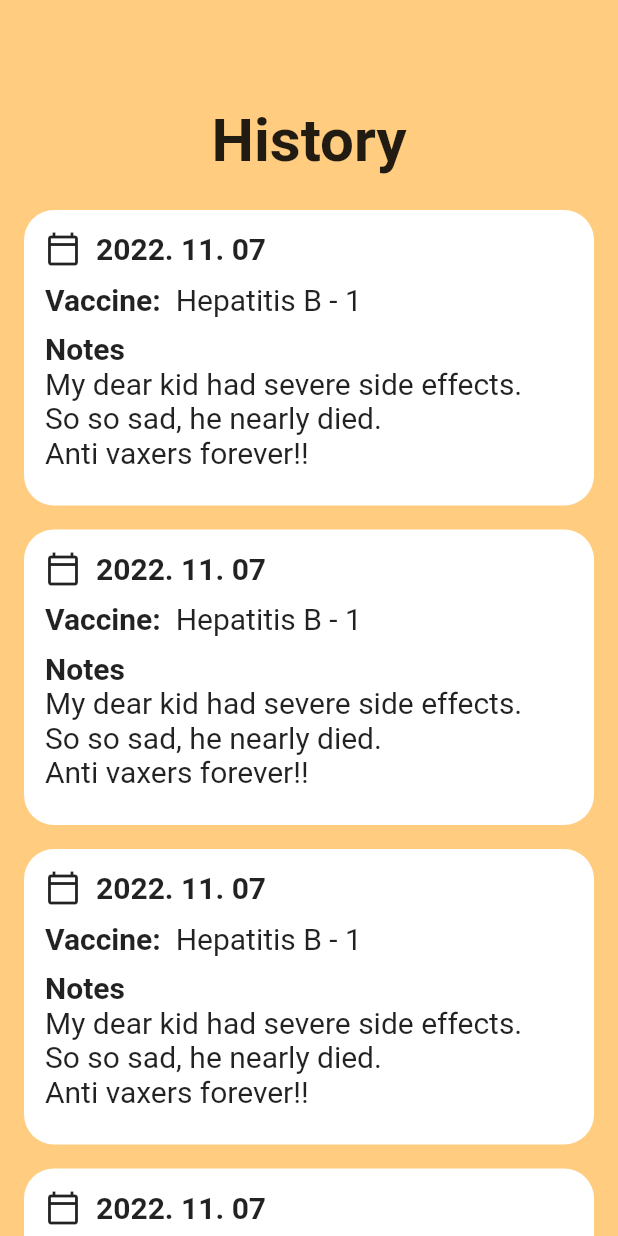
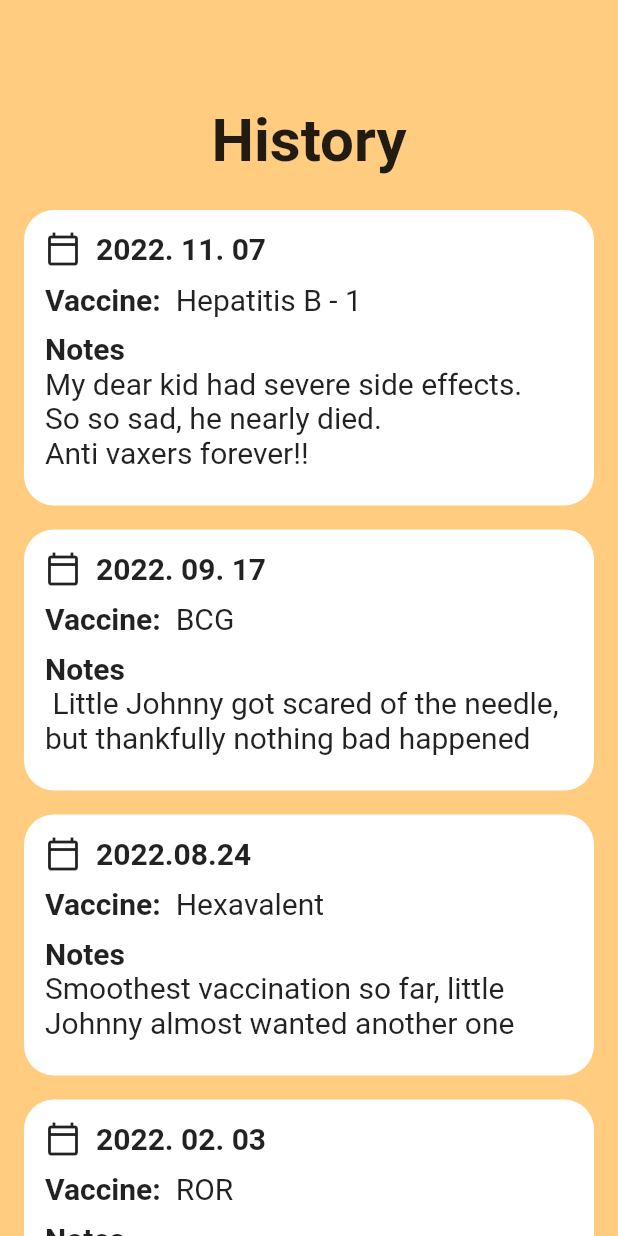
Before and after one commit to bjudob/duckcination, a Flutter app: the HistoryScreen screen opened directly, on a phone screen of 412 x 824 dp. Run offline on Flutter 3.47's test engine with Material 2 defaults, Android fonts, the phone set to English and light mode, and no system bars; our stand-ins replace countup, firebase_core, settings_ui, table_calendar, video_player; accounts and stored records are empty; Roboto replaces fonts that are missing (Georgia).

Commit message:
HistoryCard - more

```diff
--- a/lib/ui/screens/history_screen.dart
+++ b/lib/ui/screens/history_screen.dart
@@ -15,7 +15,7 @@ class _HistoryScreenState extends State<HistoryScreen> {
     return Scaffold(
         backgroundColor: Colors.orange.shade200,
         body: Padding(
-          padding: const EdgeInsets.fromLTRB(8,70,8,0),
+          padding: const EdgeInsets.fromLTRB(8, 70, 8, 0),
           child: Expanded(
             child: SingleChildScrollView(
               child: Container(
@@ -24,24 +24,70 @@ class _HistoryScreenState extends State<HistoryScreen> {
                   children: const [
                     Padding(
                       padding: EdgeInsets.only(bottom: 15),
-                      child: Text("History", style: TextStyle(fontSize: 40, fontWeight: FontWeight.bold),),
+                      child: Text(
+                        "History",
+                        style: TextStyle(
+                            fontSize: 40, fontWeight: FontWeight.bold),
+                      ),
                     ),
-                    HistoryCard(date: "2022. 11. 07", vaccine: "Hepatitis B - 1", notes: "My dear kid had severe side effects.\nSo so sad, he nearly died.\nAnti vaxers forever!!",),
-                    HistoryCard(date: "2022. 11. 07", vaccine: "Hepatitis B - 1", notes: "My dear kid had severe side effects.\nSo so sad, he nearly died.\nAnti vaxers forever!!",),
-                    HistoryCard(date: "2022. 11. 07", vaccine: "Hepatitis B - 1", notes: "My dear kid had severe side effects.\nSo so sad, he nearly died.\nAnti vaxers forever!!",),
-                    HistoryCard(date: "2022. 11. 07", vaccine: "Hepatitis B - 1", notes: "My dear kid had severe side effects.\nSo so sad, he nearly died.\nAnti vaxers forever!!",),
-                    HistoryCard(date: "2022. 11. 07", vaccine: "Hepatitis B - 1", notes: "My dear kid had severe side effects.\nSo so sad, he nearly died.\nAnti vaxers forever!!",),
-                    HistoryCard(date: "2022. 11. 07", vaccine: "Hepatitis B - 1", notes: "My dear kid had severe side effects.\nSo so sad, he nearly died.\nAnti vaxers forever!!",),
-                    HistoryCard(date: "2022. 11. 07", vaccine: "Hepatitis B - 1", notes: "My dear kid had severe side effects.\nSo so sad, he nearly died.\nAnti vaxers forever!!",),
-                    HistoryCard(date: "2022. 11. 07", vaccine: "Hepatitis B - 1", notes: "My dear kid had severe side effects.\nSo so sad, he nearly died.\nAnti vaxers forever!!",),
-                    HistoryCard(date: "2022. 11. 07", vaccine: "Hepatitis B - 1", notes: "My dear kid had severe side effects.\nSo so sad, he nearly died.\nAnti vaxers forever!!",),
-
+                    HistoryCard(
+                      date: "2022. 11. 07",
+                      vaccine: "Hepatitis B - 1",
+                      notes:
+                          "My dear kid had severe side effects.\nSo so sad, he nearly died.\nAnti vaxers forever!!",
+                    ),
+                    HistoryCard(
+                      date: "2022. 09. 17",
+                      vaccine: "BCG",
+                      notes:
+                          " Little Johnny got scared of the needle, but thankfully nothing bad happened",
+                    ),
+                    HistoryCard(
+                      date: "2022.08.24",
+                      vaccine: "Hexavalent",
+                      notes:
+                          "Smoothest vaccination so far, little Johnny almost wanted another one",
+                    ),
+                    HistoryCard(
+                        date: "2022. 02. 03",
+                        vaccine: "ROR",
+                        notes:
+                            "It was crazy, the vaccine made my little Johnny a mutant ninja turtle"),
+                    HistoryCard(
+                      date: "2021.09.11",
+                      vaccine: "Pneumococcal",
+                      notes:
+                          "It was little Johan’s first vaccination that he remembers. It went well and there were no side effects thankfully",
+                    ),
+                    HistoryCard(
+                      date: "2021. 07. 07",
+                      vaccine: "DTPa - VPI",
+                      notes:
+                          "Little Johan passed out after the vaccine, it was almost like if he saw a monster OMG",
+                    ),
+                    HistoryCard(
+                      date: "2021.06.13",
+                      vaccine: "dTpa",
+                      notes:
+                          "There were no complications at all, little Johan will become a very handsome and kind young man",
+                    ),
+                    HistoryCard(
+                      date: "2021. 03. 22",
+                      vaccine: "Rotavirus",
+                      notes:
+                          "My little Johan started to act weird…hopefully nothing bad happens",
+                    ),
+                    HistoryCard(
+                      date: "2021.01. 19",
+                      vaccine: "Chickenpox",
+                      notes:
+                          "How many vaccines are there??? Maybe I’ll become an anti vaxer",
+                    ),
                   ],
                 ),
               ),
             ),
           ),
-        )
-    );
+        ));
   }
 }
```
